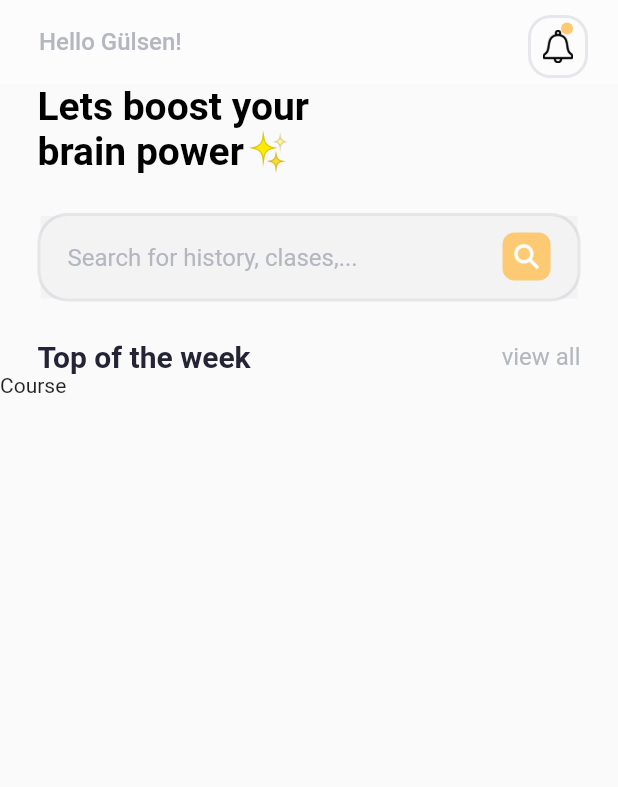
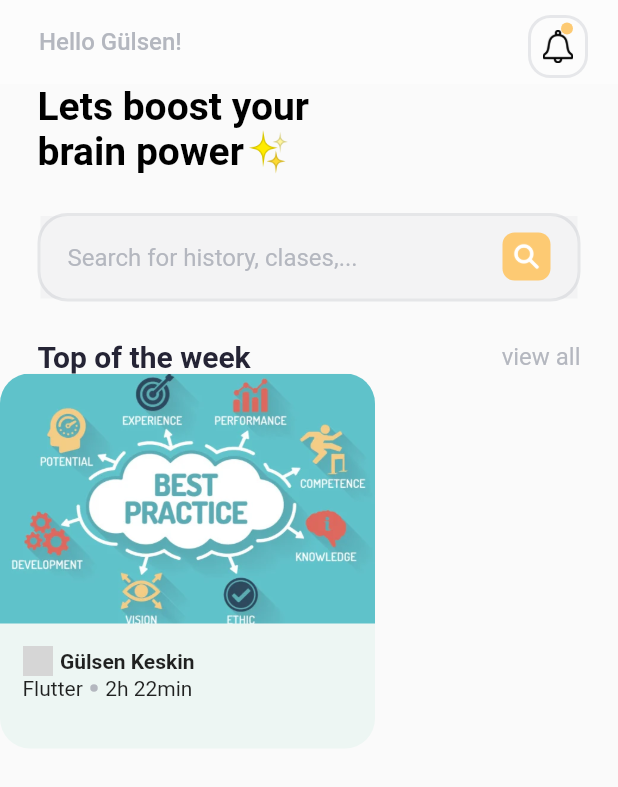
Before and after one commit to gulsenkeskin/course_app, a Flutter app: the screen it shows after launch, on a phone screen of 412 x 824 dp. Shown: the top 787 px of the screen. Run offline on Flutter 3.47's test engine with Material 2 defaults, Android fonts, the phone set to English and light mode, and no system bars; grey boxes are pictures that could not be loaded.

Commit message:
Update course_item.dart

```diff
--- a/lib/screens/home/widget/course_item.dart
+++ b/lib/screens/home/widget/course_item.dart
@@ -1,3 +1,4 @@
+import 'package:course_app/constants/colors.dart';
 import 'package:course_app/models/course.dart';
 import 'package:flutter/material.dart';
 
@@ -9,7 +10,73 @@ class CourseItem extends StatelessWidget {
   @override
   Widget build(BuildContext context) {
     return Container(
-      child: Text('Course'),
+      child: Stack(
+        children: [
+          Container(
+            height: 250,
+            width: 250,
+            decoration: BoxDecoration(
+              color: kPrimaryLight,
+              borderRadius: BorderRadius.circular(20),
+            ),
+            child: Column(
+              children: [
+                Expanded(
+                    flex: 2,
+                    child: ClipRRect(
+                      borderRadius: BorderRadius.only(
+                        topRight: Radius.circular(20),
+                        topLeft: Radius.circular(20),
+                      ),
+                      child: Image.asset(
+                        course.imageUrl,
+                        fit: BoxFit.cover,
+                      ),
+                    )),
+                Expanded(
+                    flex: 1,
+                    child: Padding(
+                      padding: const EdgeInsets.all(15),
+                      child: Column(
+                        crossAxisAlignment: CrossAxisAlignment.start,
+                        children: [
+                          Row(
+                            children: [
+                              Image.asset(
+                                course.authorImg,
+                                width: 20,
+                              ),
+                              SizedBox(
+                                width: 5,
+                              ),
+                              Text(
+                                course.author,
+                                style: TextStyle(fontWeight: FontWeight.bold),
+                              )
+                            ],
+                          ),
+                          Row(
+                            children: [
+                              Text(course.title),
+                              //todo nokta :D hahah
+                              Container(
+                                margin: EdgeInsets.symmetric(horizontal: 5),
+                                width: 5,
+                                height: 5,
+                                decoration: BoxDecoration(
+                                    color: kFontLight, shape: BoxShape.circle),
+                              ),
+                              Text('2h 22min')
+                            ],
+                          )
+                        ],
+                      ),
+                    ))
+              ],
+            ),
+          )
+        ],
+      ),
     );
   }
 }
```
